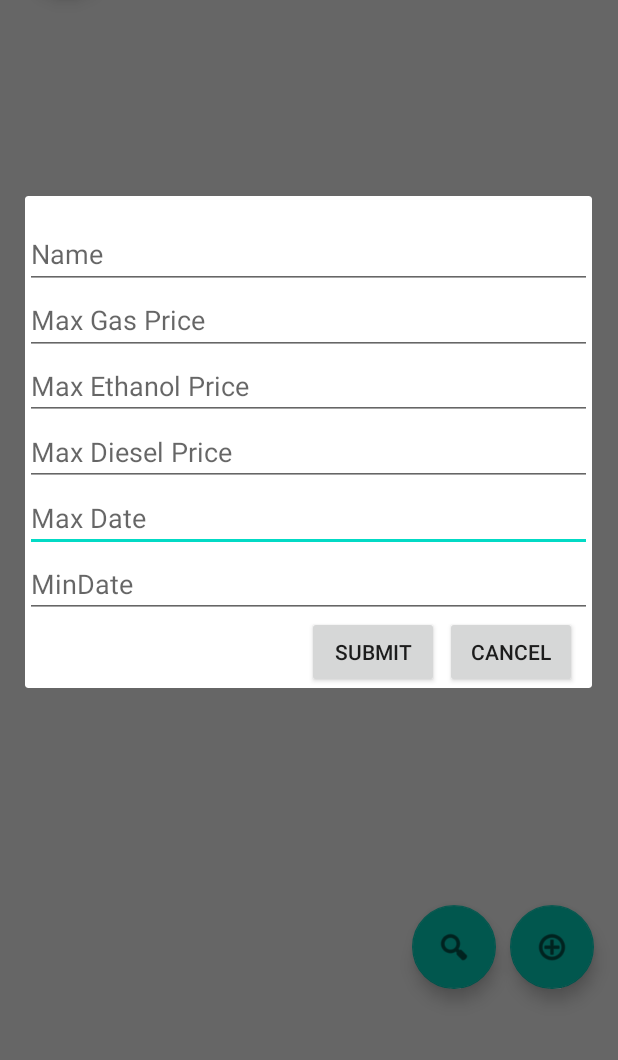
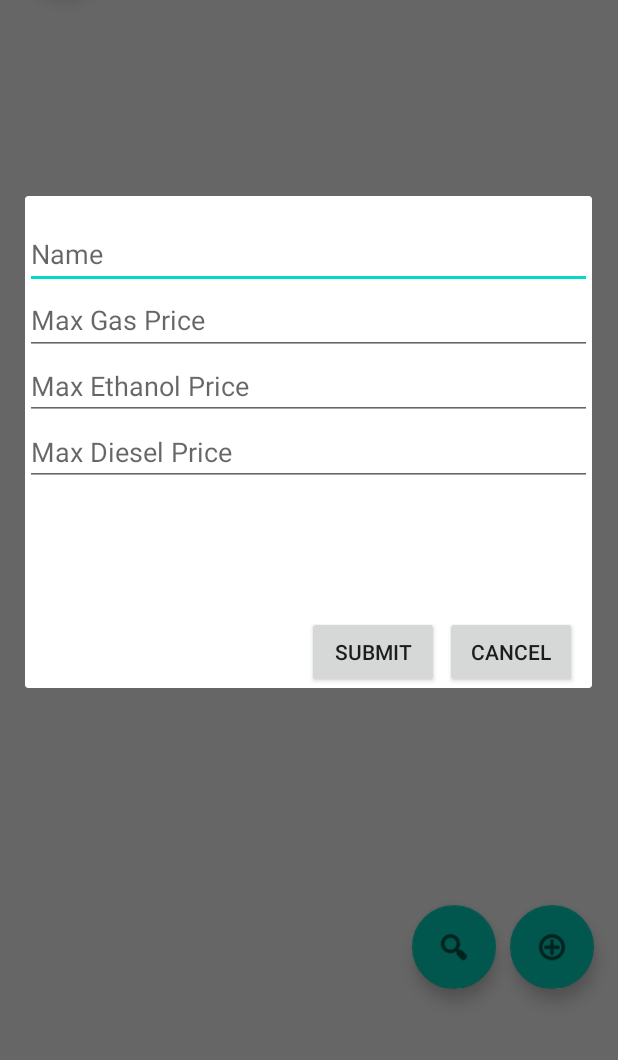
Before and after one commit to AlaKlein/CheapGasFinder, an Android app: the MapsActivity screen opened directly, with no data from a screen before it, after a tap on an icon or button, on a phone screen of 412 x 824 dp, the part 176-1236 px from its top. Run offline under Robolectric (Android 15) with nearby library versions, the phone set to English and light mode, and no system bars; our stand-ins replace Firebase (no records; nobody signed in at launch, a user with empty details on screens opened directly); 1 statement that could not run was skipped.

Commit message:
adicionado realtime

```diff
--- a/app/src/main/java/com/example/cheapgasfinder/MapsActivity.java
+++ b/app/src/main/java/com/example/cheapgasfinder/MapsActivity.java
@@ -1,5 +1,6 @@
 package com.example.cheapgasfinder;
 
+import android.annotation.SuppressLint;
 import android.content.Context;
 import android.content.Intent;
 import android.location.Location;
@@ -30,8 +31,10 @@ import com.google.android.gms.tasks.Task;
 import com.google.android.material.floatingactionbutton.FloatingActionButton;
 import com.google.firebase.auth.FirebaseAuth;
 import com.google.firebase.database.DataSnapshot;
+import com.google.firebase.database.DatabaseError;
 import com.google.firebase.database.DatabaseReference;
 import com.google.firebase.database.FirebaseDatabase;
+import com.google.firebase.database.ValueEventListener;
 
 import java.util.HashMap;
 import java.util.List;
@@ -57,14 +60,36 @@ public class MapsActivity extends FragmentActivity {
 
     private Marker temp;
 
-    public void refreshContent() {
-        db.get().addOnCompleteListener(new OnCompleteListener<DataSnapshot>() {
     @Override
-            public void onComplete(@NonNull Task<DataSnapshot> task) {
+    protected void onCreate(Bundle savedInstanceState) {
+        super.onCreate(savedInstanceState);
+
+        mAuth = FirebaseAuth.getInstance();
+        binding = ActivityMapsBinding.inflate(getLayoutInflater());
+        setContentView(binding.getRoot());
+
+        SupportMapFragment mapFragment = (SupportMapFragment) getSupportFragmentManager()
+                .findFragmentById(R.id.map);
+
+        addButton = findViewById(R.id.addButton);
+        searchButton = findViewById(R.id.searchButton);
+        logoutButton = findViewById(R.id.logoutButton);
+
+        db = FirebaseDatabase.getInstance().getReference();
+
+        filter = new HashMap<>();
+        markers = new HashMap<>();
+
+        FusedLocationProviderClient fusedLocationProviderClient = LocationServices.getFusedLocationProviderClient(this);
+
+        db.addValueEventListener(new ValueEventListener() {
+            @Override
+            public void onDataChange(@NonNull DataSnapshot snapshot) {
+
                 googleMap.clear();
                 markers.clear();
 
-                Object result = task.getResult().getValue();
+                Object result = snapshot.getValue();
 
                 if( result != null ) {
                     Map<String, List> map = (HashMap) result;
@@ -126,39 +151,19 @@ public class MapsActivity extends FragmentActivity {
                     }
                 }
             }
-        });
-    }
 
             @Override
-    protected void onCreate(Bundle savedInstanceState) {
-        super.onCreate(savedInstanceState);
+            public void onCancelled(@NonNull DatabaseError error) {
 
-        mAuth = FirebaseAuth.getInstance();
-        binding = ActivityMapsBinding.inflate(getLayoutInflater());
-        setContentView(binding.getRoot());
-
-        SupportMapFragment mapFragment = (SupportMapFragment) getSupportFragmentManager()
-                .findFragmentById(R.id.map);
-
-        addButton = findViewById(R.id.addButton);
-        searchButton = findViewById(R.id.searchButton);
-        logoutButton = findViewById(R.id.logoutButton);
-
-        db = FirebaseDatabase.getInstance().getReference();
-
-        filter = new HashMap<>();
-        markers = new HashMap<>();
-
-        FusedLocationProviderClient fusedLocationProviderClient = LocationServices.getFusedLocationProviderClient(this);
+            }
+        });
 
         mapFragment.getMapAsync(new OnMapReadyCallback() {
             @Override
             public void onMapReady(@NonNull GoogleMap googleMap) {
                 MapsActivity.this.googleMap = googleMap;
 
-                refreshContent();
-
-                Task<Location> locationResult = fusedLocationProviderClient.getLastLocation();
+                @SuppressLint("MissingPermission") Task<Location> locationResult = fusedLocationProviderClient.getLastLocation();
 
                 locationResult.addOnCompleteListener( MapsActivity.this, new OnCompleteListener<Location>() {
                 @Override
@@ -195,24 +200,23 @@ public class MapsActivity extends FragmentActivity {
                     public boolean onMarkerClick(@NonNull Marker marker) {
                         Position position = markers.get( marker );
 
+                        if( position != null ) {
+
                             PositionDialog s = new PositionDialog();
 
                             s.setPosition(position);
-                        s.setMode( position.isEditable() ? 1 : 2 );
+                            s.setMode(position.isEditable() ? 1 : 2);
                             s.setCallback(new Callback<Object>() {
                                 @Override
                                 public void doAccept(Object o) {
-                                if( temp != null )
-                                {
+                                    if (temp != null) {
                                         temp.remove();
                                         temp = null;
                                     }
-
-                                refreshContent();
                                 }
                             });
                             s.show(getSupportFragmentManager(), "PossitonDialog");
-
+                        }
                         return false;
                     }
                 });
@@ -234,8 +238,6 @@ public class MapsActivity extends FragmentActivity {
                                 temp.remove();
                                 temp = null;
                             }
-
-                            refreshContent();
                         }
                     });
                     s.show(getSupportFragmentManager(), "PossitonDialog");
@@ -265,8 +267,6 @@ public class MapsActivity extends FragmentActivity {
                     @Override
                     public void doAccept(Map<String, String> o) {
                         filter = o;
-
-                        refreshContent();
                     }
                 });
 
--- a/app/src/main/java/com/example/cheapgasfinder/components/FilterDialog.java
+++ b/app/src/main/java/com/example/cheapgasfinder/components/FilterDialog.java
@@ -28,8 +28,8 @@ public class FilterDialog extends DialogFragment {
     private TextView priceGasField;
     private TextView priceEthanolField;
     private TextView priceDieselField;
-    private TextView maxDateField;
-    private TextView minDateField;
+//    private TextView maxDateField;
+//    private TextView minDateField;
 
     private Callback<Map<String, String>> callback;
 
@@ -38,8 +38,8 @@ public class FilterDialog extends DialogFragment {
         priceGasField.setText("");
         priceEthanolField.setText("");
         priceDieselField.setText("");
-        maxDateField.setText("");
-        minDateField.setText("");
+//        maxDateField.setText("");
+//        minDateField.setText("");
     }
 
     private DatabaseReference db;
@@ -67,8 +67,8 @@ public class FilterDialog extends DialogFragment {
         priceGasField = view.findViewById(R.id.maxPriceGasField);
         priceEthanolField = view.findViewById(R.id.maxPriceAlcoolField);
         priceDieselField = view.findViewById(R.id.maxPriceDieselField);
-        maxDateField = view.findViewById(R.id.maxDateField);
-        minDateField = view.findViewById(R.id.minDateField);
+//        maxDateField = view.findViewById(R.id.maxDateField);
+//        minDateField = view.findViewById(R.id.minDateField);
 
         addButton.setOnClickListener(new View.OnClickListener() {
             @Override
@@ -79,8 +79,8 @@ public class FilterDialog extends DialogFragment {
                 vals.put("gas", priceGasField.getText().toString());
                 vals.put("alcool", priceEthanolField.getText().toString());
                 vals.put("diesel", priceDieselField.getText().toString());
-                vals.put("maxDate", maxDateField.getText().toString());
-                vals.put("minDate", minDateField.getText().toString());
+//                vals.put("maxDate", maxDateField.getText().toString());
+//                vals.put("minDate", minDateField.getText().toString());
                 callback.doAccept(vals);
 
                 clearFields();
--- a/app/src/main/res/layout/filter_dialog.xml
+++ b/app/src/main/res/layout/filter_dialog.xml
@@ -3,28 +3,6 @@
     xmlns:app="http://schemas.android.com/apk/res-auto"
     android:layout_width="match_parent"
     android:layout_height="match_parent">
-
-    <EditText
-        android:id="@+id/maxDateField"
-        android:layout_width="378dp"
-        android:layout_height="wrap_content"
-        android:layout_marginTop="192dp"
-        android:ems="10"
-        android:hint="Max Date"
-        android:inputType="date"
-        app:layout_constraintStart_toStartOf="parent"
-        app:layout_constraintTop_toTopOf="parent" />
-
-    <EditText
-        android:id="@+id/minDateField"
-        android:layout_width="378dp"
-        android:layout_height="wrap_content"
-        android:layout_marginTop="236dp"
-        android:ems="10"
-        android:hint="MinDate"
-        android:inputType="date"
-        app:layout_constraintStart_toStartOf="parent"
-        app:layout_constraintTop_toTopOf="parent" />
 
     <EditText
         android:id="@+id/nameFilterField"
```
Lines whose indentation alone changed are shown as unchanged.
